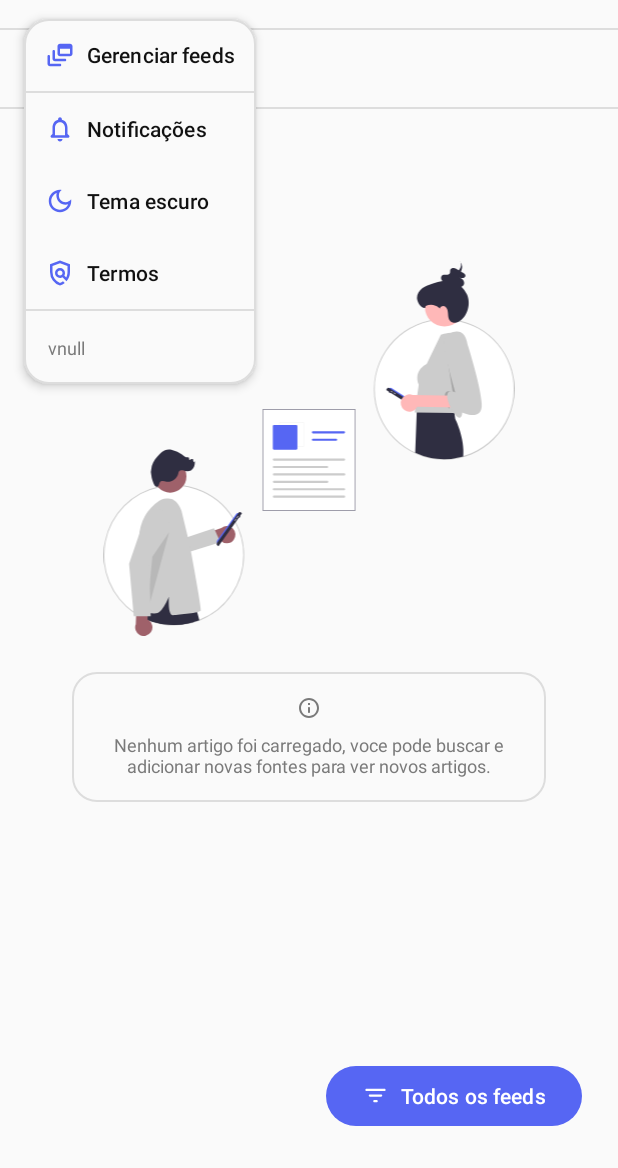
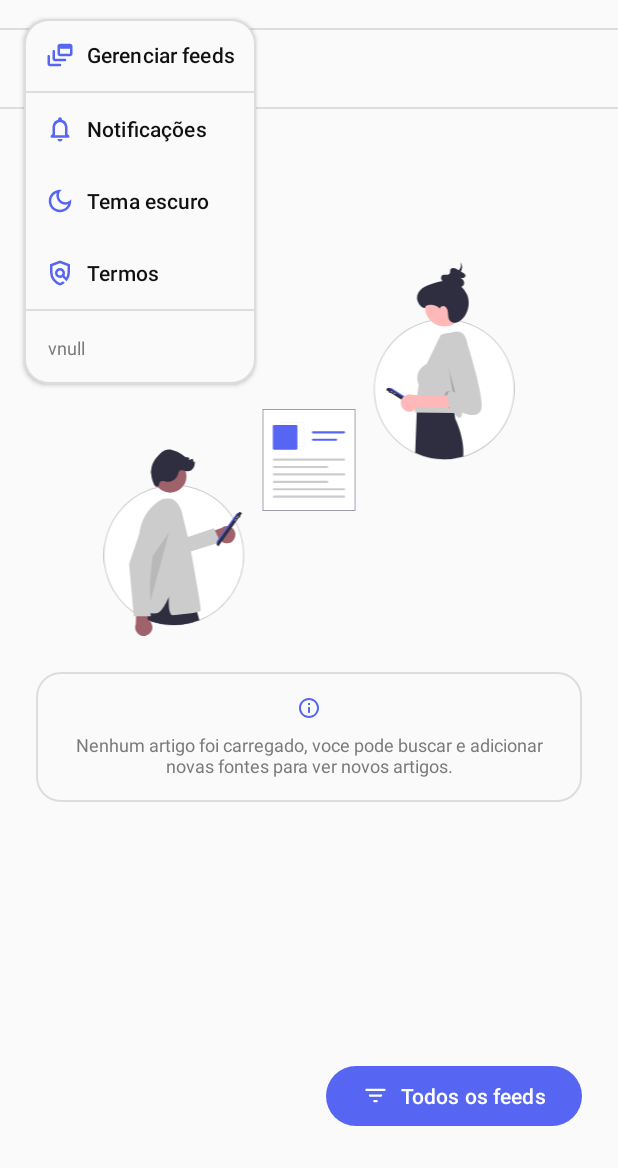
Before and after one commit to deyvidandrades/MeusFeeds, an Android app: the MainActivity screen opened directly, with no data from a screen before it, after a tap on an icon or button, on a phone screen of 412 x 824 dp, the part 68-1236 px from its top. Run offline under Robolectric (Android 15) with nearby library versions, the phone set to English and light mode, and no system bars; 4 statements that could not run were skipped.

Commit message:
* Alteração de ui

```diff
--- a/app/src/main/res/layout/activity_main.xml
+++ b/app/src/main/res/layout/activity_main.xml
@@ -31,7 +31,7 @@
             android:layout_width="wrap_content"
             android:layout_height="wrap_content"
             android:layout_gravity="center_horizontal"
-            android:layout_margin="24sp"
+            android:layout_marginVertical="24sp"
             android:background="@drawable/rounded_r16_outline"
             android:drawablePadding="8dp"
             android:padding="16dp"
@@ -39,7 +39,7 @@
             android:textAlignment="center"
             android:textColor="?android:textColorPrimaryInverse"
             android:textSize="12sp"
-            app:drawableTint="?android:textColorPrimaryInverse"
+            app:drawableTint="?android:colorAccent"
             app:drawableTopCompat="@drawable/round_info_outline_24" />
     </LinearLayout>
 
--- a/app/src/main/res/layout/menu_settings.xml
+++ b/app/src/main/res/layout/menu_settings.xml
@@ -15,7 +15,7 @@
         android:layout_marginStart="16dp"
         android:layout_marginTop="58dp"
         android:background="@drawable/rounded_r16_outline"
-        android:elevation="4dp"
+        android:elevation="2dp"
         android:orientation="vertical"
         tools:ignore="UselessParent">
 
```
